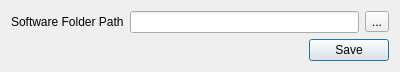
Above: resources/ui/set_path_dialog.ui from getmikyled/GLMPipelineHub before the change. Below: the same form after it.
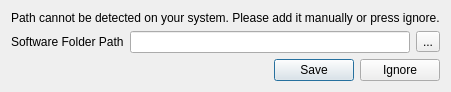
That is the form after the change.

```diff
--- a/resources/ui/set_path_dialog.ui
+++ b/resources/ui/set_path_dialog.ui
@@ -14,12 +14,19 @@
    <string>Set Path</string>
   </property>
   <layout class="QVBoxLayout" name="verticalLayout">
+   <item>
+    <widget class="QLabel" name="label">
+     <property name="text">
+      <string>Path cannot be detected on your system. Please add it manually or press ignore.</string>
+     </property>
+    </widget>
+   </item>
    <item>
     <layout class="QHBoxLayout" name="horizontalLayout">
      <item>
       <widget class="QLabel" name="software_folder_path_label">
        <property name="sizePolicy">
-        <sizepolicy hsizetype="Fixed" vsizetype="Preferred">
+        <sizepolicy hsizetype="Minimum" vsizetype="Preferred">
          <horstretch>0</horstretch>
          <verstretch>0</verstretch>
         </sizepolicy>
@@ -57,7 +64,7 @@
       <enum>Qt::Horizontal</enum>
      </property>
      <property name="standardButtons">
-      <set>QDialogButtonBox::Save</set>
+      <set>QDialogButtonBox::Ignore|QDialogButtonBox::Save</set>
      </property>
     </widget>
    </item>
```
